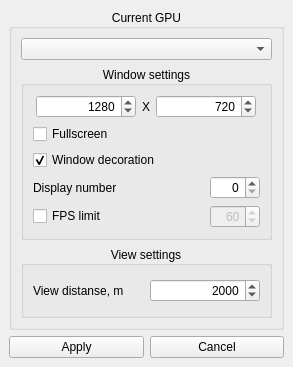
This is launcher/forms/graphsettingswindow.ui in maisvendoo/RRS as Qt 5 draws it before an edit. The edited form follows.
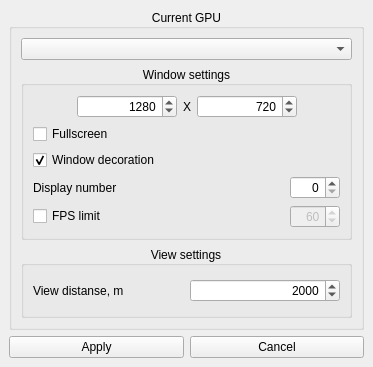
This is the edited form.

Commit message: Чтение настроек в новое окно. Слоты для кнопок нового окна

Patch:
```diff
--- a/launcher/forms/graphsettingswindow.ui
+++ b/launcher/forms/graphsettingswindow.ui
@@ -9,7 +9,7 @@
    <rect>
     <x>0</x>
     <y>0</y>
-    <width>293</width>
+    <width>373</width>
     <height>367</height>
    </rect>
   </property>
```
Left out of the diff: 2 changed lines with no effect on the pictures. The commit also changes 4 other files.
